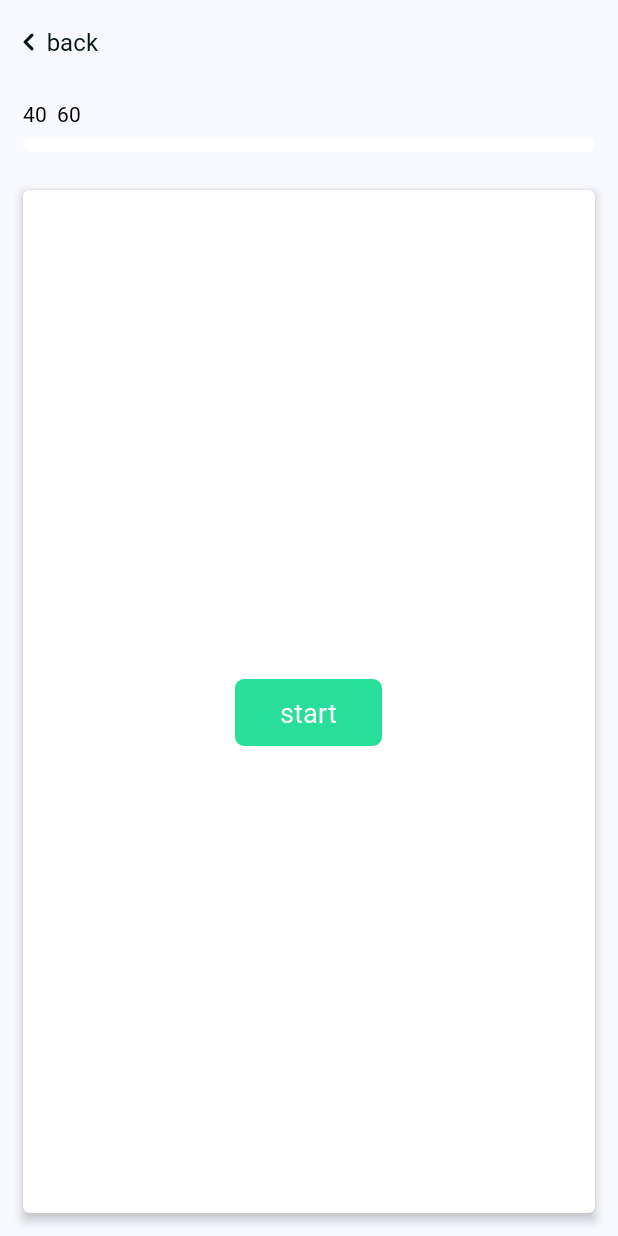
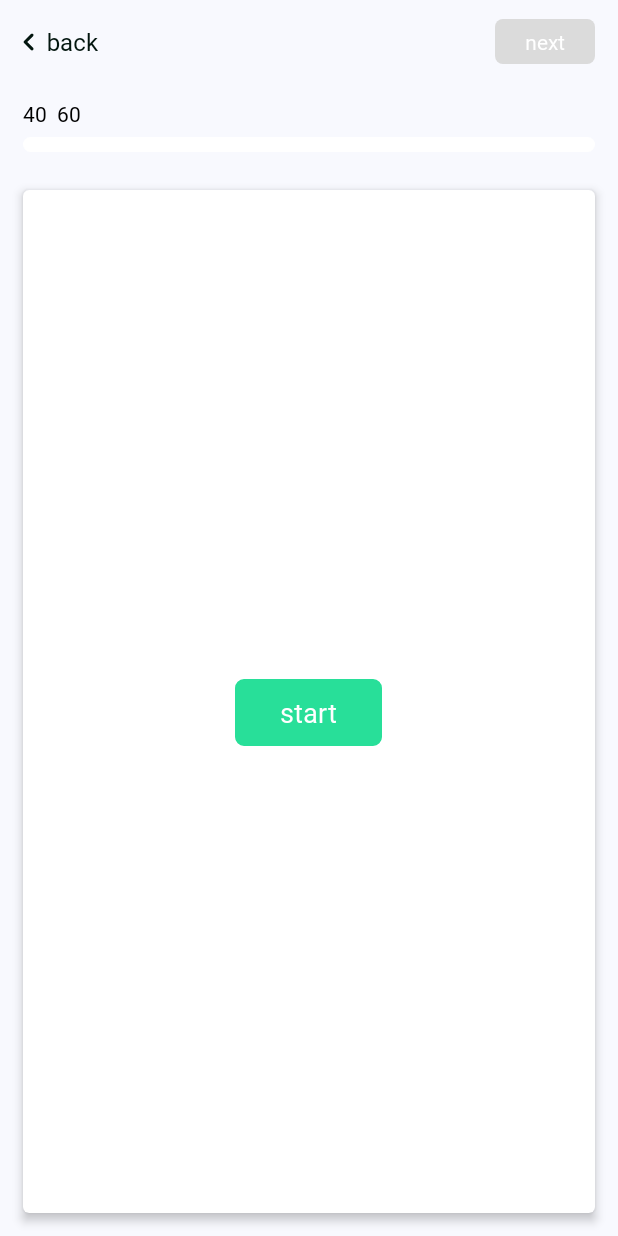
Before and after one commit to ICTPioneers/British-Council, an Android app: the LevelActivity screen opened directly, with no data from a screen before it, on a phone screen of 412 x 824 dp. Run offline under Robolectric (Android 15) with nearby library versions, the light colour scheme and no system bars; 7 statements that could not run were skipped.

Commit message:
fix visibility

```diff
--- a/app/src/main/res/layout/activity_level.xml
+++ b/app/src/main/res/layout/activity_level.xml
@@ -37,7 +37,7 @@
             android:paddingHorizontal="20dp"
             android:paddingVertical="5dp"
             android:text="next"
-            android:visibility="gone"
+            android:visibility="visible"
             android:textColor="@color/white"
             android:textSize="14dp" />
 
```
